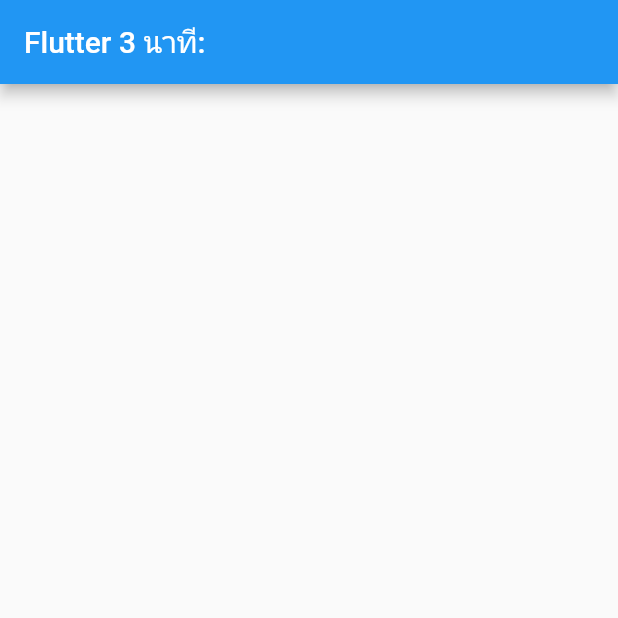
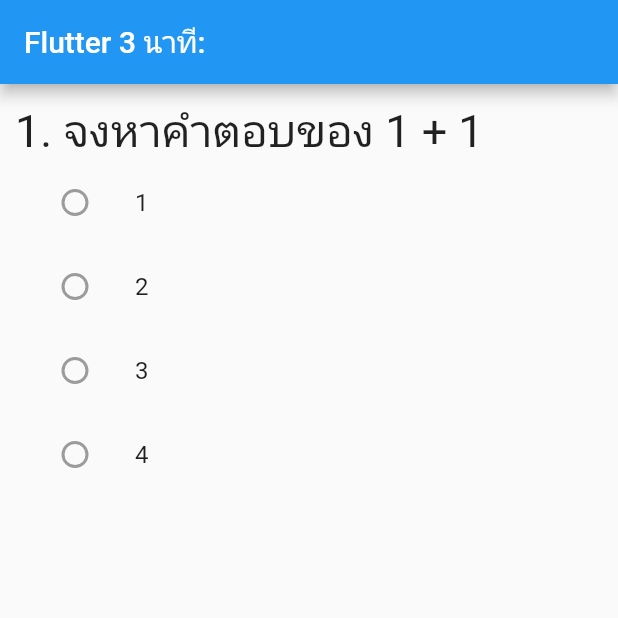
Before and after one commit to teerasej/nextflow_widget_radio_choice, a Flutter app: the screen it shows after launch, on a phone screen of 412 x 824 dp, the top half of it. Run offline on Flutter 3.47's test engine with Material 2 defaults, Android fonts, the phone set to English and light mode, and no system bars.

Commit message:
laying out the UI with radio options

```diff
--- a/lib/main.dart
+++ b/lib/main.dart
@@ -34,6 +34,47 @@ class _MyHomePageState extends State<MyHomePage> {
         appBar: AppBar(
           title: Text(widget.title),
         ),
-        body: Container());
+        body: Padding(
+          padding: EdgeInsets.all(10),
+          child: Column(
+            crossAxisAlignment: CrossAxisAlignment.start,
+            children: [
+              Text(
+                '1. จงหาคำตอบของ 1 + 1',
+                style: TextStyle(fontSize: 30),
+              ),
+              Expanded(
+                child: ListView(
+                  children: [
+                    ListTile(
+                      title: Text('1'),
+                      leading: Radio(
+                        value: 1,
+                      ),
+                    ),
+                    ListTile(
+                      title: Text('2'),
+                      leading: Radio(
+                        value: 2,
+                      ),
+                    ),
+                    ListTile(
+                      title: Text('3'),
+                      leading: Radio(
+                        value: 3,
+                      ),
+                    ),
+                    ListTile(
+                      title: Text('4'),
+                      leading: Radio(
+                        value: 4,
+                      ),
+                    )
+                  ],
+                ),
+              )
+            ],
+          ),
+        ));
   }
 }
```
